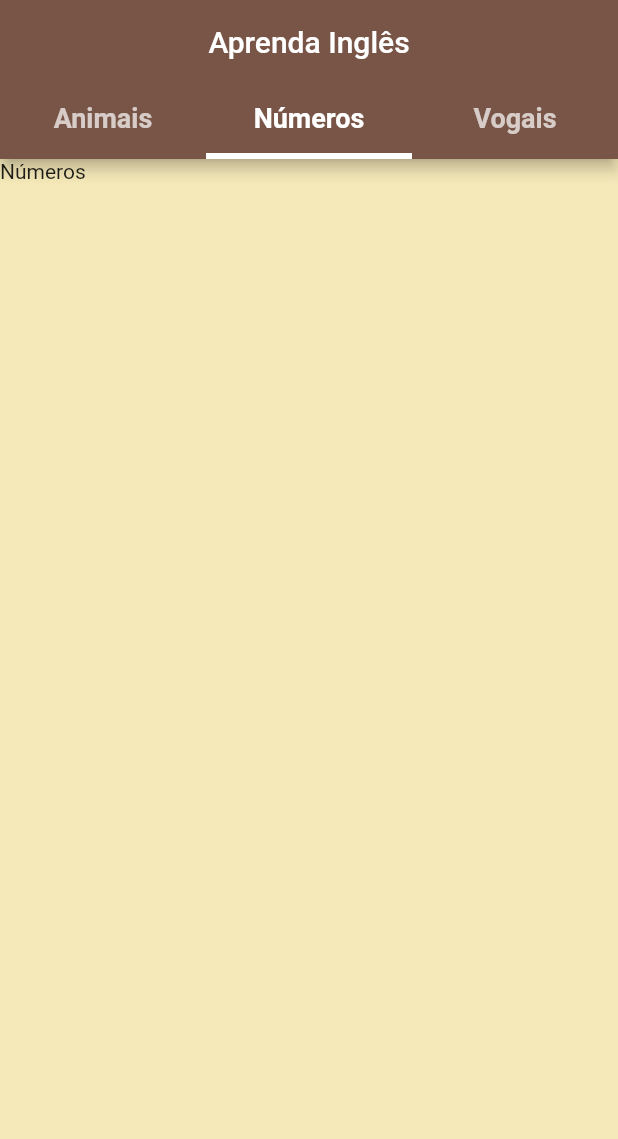
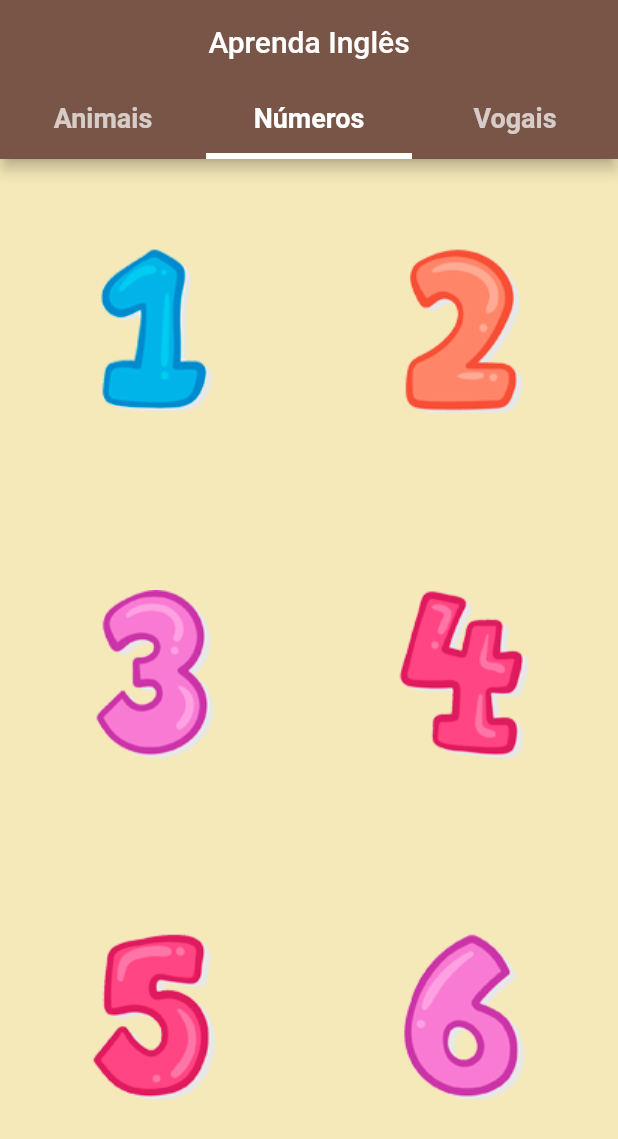
Before and after one commit to v-andrade-dev/flutter-estudos, a Flutter app: the screen it shows after launch, tab 2 chosen, on a phone screen of 412 x 824 dp. Shown: the top 1139 px of the screen. Run offline on Flutter 3.47's test engine with Material 2 defaults, Android fonts, the light colour scheme and no system bars; our stand-ins replace audioplayers, flutter_dotenv, youtube_player_flutter.

Commit message:
[learning-english] Implementado tela de numeros

```diff
--- a/learning_english/lib/screens/numbers.dart
+++ b/learning_english/lib/screens/numbers.dart
@@ -1,4 +1,5 @@
 import 'package:flutter/material.dart';
+import 'package:audioplayers/audioplayers.dart';
 
 class Numbers extends StatefulWidget {
   @override
@@ -6,10 +7,61 @@ class Numbers extends StatefulWidget {
 }
 
 class _NumbersState extends State<Numbers> {
+  final _player = AudioPlayer();
+  String _audio = '';
   @override
   Widget build(BuildContext context) {
-    return Container(
-      child: Text("Números"),
+    return GridView.count(
+      crossAxisCount: 2,
+      childAspectRatio: MediaQuery.of(context).size.aspectRatio * 1.8,
+      children: [
+        GestureDetector(
+          onTap: () {
+            _audio = "1";
+            playerAudio(_audio);
+          },
+          child: Image.asset('assets/images/1.png'),
+        ),
+        GestureDetector(
+          onTap: () {
+            _audio = "2";
+            playerAudio(_audio);
+          },
+          child: Image.asset('assets/images/2.png'),
+        ),
+        GestureDetector(
+          onTap: () {
+            _audio = "3";
+            playerAudio(_audio);
+          },
+          child: Image.asset('assets/images/3.png'),
+        ),
+        GestureDetector(
+          onTap: () {
+            _audio = "4";
+            playerAudio(_audio);
+          },
+          child: Image.asset('assets/images/4.png'),
+        ),
+        GestureDetector(
+          onTap: () {
+            _audio = "5";
+            playerAudio(_audio);
+          },
+          child: Image.asset('assets/images/5.png'),
+        ),
+        GestureDetector(
+          onTap: () {
+            _audio = "6";
+            playerAudio(_audio);
+          },
+          child: Image.asset('assets/images/6.png'),
+        )
+      ],
     );
   }
+
+  void playerAudio(String audio) {
+    _player.play(AssetSource('audio/$audio.mp3'));
+  }
 }
```
